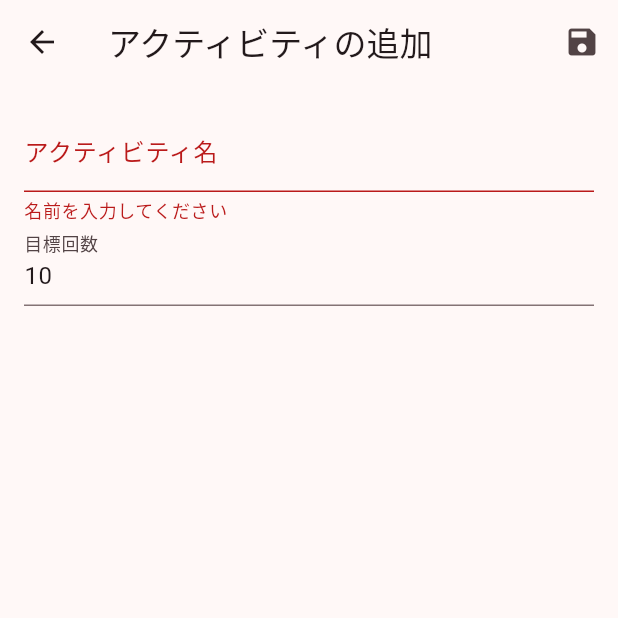
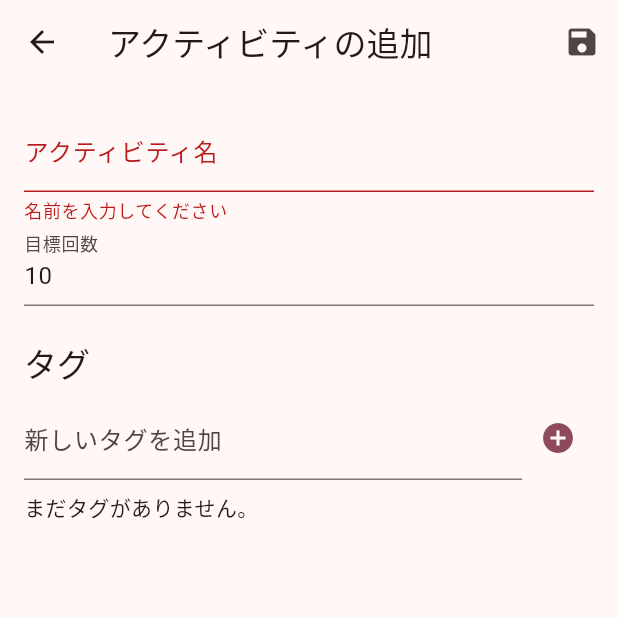
Before and after one commit to osero2000/nan_kore, a Flutter app: the ActivityEditScreen screen opened directly, after a tap on the "save" icon, on a phone screen of 412 x 824 dp, the top half of it. Run offline on Flutter 3.47's test engine with Material 3 defaults, Android fonts, the light colour scheme and no system bars; our stand-ins replace hive, hive_flutter; accounts and stored records are empty; generated files the repository leaves out were written again.

Commit message:
feat: タグの追加選択UIを実装

```diff
--- a/lib/screens/activity_edit_screen.dart
+++ b/lib/screens/activity_edit_screen.dart
@@ -14,6 +14,32 @@ class _ActivityEditScreenState extends State<ActivityEditScreen> {
   final _formKey = GlobalKey<FormState>();
   String _name = '';
   int _targetCount = 10;
+  final List<Tag> _selectedTags = [];
+  final _newTagController = TextEditingController();
+
+  void _addNewTag() {
+    final tagName = _newTagController.text.trim();
+    if (tagName.isEmpty) {
+      return;
+    }
+    final tagsBox = Hive.box<Tag>('tags');
+    // 同じ名前のタグが既にないかチェック
+    final alreadyExists = tagsBox.values.any((tag) => tag.name == tagName);
+    if (alreadyExists) {
+      ScaffoldMessenger.of(context).showSnackBar(
+        SnackBar(content: Text('タグ「$tagName」は既に存在します')),
+      );
+      return;
+    }
+
+    // とりあえずランダムな色を割り当てる！
+    final newTag = Tag(
+      name: tagName,
+      colorValue: (Colors.primaries..shuffle()).first.value,
+    );
+    tagsBox.add(newTag);
+    _newTagController.clear();
+  }
 
   void _saveForm() async {
     final isValid = _formKey.currentState!.validate();
@@ -23,19 +49,25 @@ class _ActivityEditScreenState extends State<ActivityEditScreen> {
     _formKey.currentState!.save();
 
     final activitiesBox = Hive.box<Activity>('activities');
-    // 今はまだタグ機能がないから、空っぽのリストを渡しておく！
     final tagsBox = Hive.box<Tag>('tags');
-    final emptyTagsList = HiveList<Tag>(tagsBox);
+    final activityTags = HiveList<Tag>(tagsBox);
+    activityTags.addAll(_selectedTags);
 
     final newActivity = Activity(
       name: _name,
       targetCount: _targetCount,
-      tags: emptyTagsList,
+      tags: activityTags,
     );
     await activitiesBox.add(newActivity);
 
     if (!mounted) return;
     Navigator.of(context).pop();
+  }
+
+  @override
+  void dispose() {
+    _newTagController.dispose();
+    super.dispose();
   }
 
   @override
@@ -54,7 +86,9 @@ class _ActivityEditScreenState extends State<ActivityEditScreen> {
         padding: const EdgeInsets.all(16.0),
         child: Form(
           key: _formKey,
+          child: SingleChildScrollView(
             child: Column(
+              crossAxisAlignment: CrossAxisAlignment.start,
               children: [
                 TextFormField(
                   decoration: const InputDecoration(labelText: 'アクティビティ名'),
@@ -86,8 +120,58 @@ class _ActivityEditScreenState extends State<ActivityEditScreen> {
                     _targetCount = int.parse(value!);
                   },
                 ),
-              // TODO: タグ選択UIを追加する
+                const SizedBox(height: 24),
+                Text('タグ', style: Theme.of(context).textTheme.titleLarge),
+                const SizedBox(height: 8),
+                // 新しいタグを追加するUI
+                Row(
+                  children: [
+                    Expanded(
+                      child: TextField(
+                        controller: _newTagController,
+                        decoration: const InputDecoration(labelText: '新しいタグを追加'),
+                      ),
+                    ),
+                    IconButton(
+                      icon: const Icon(Icons.add_circle),
+                      onPressed: _addNewTag,
+                      color: Theme.of(context).colorScheme.primary,
+                    ),
                   ],
+                ),
+                const SizedBox(height: 8),
+                // 既存のタグを選択するUI
+                ValueListenableBuilder<Box<Tag>>(
+                  valueListenable: Hive.box<Tag>('tags').listenable(),
+                  builder: (context, box, _) {
+                    final allTags = box.values.toList();
+                    if (allTags.isEmpty) {
+                      return const Text('まだタグがありません。');
+                    }
+                    return Wrap(
+                      spacing: 8.0,
+                      children: allTags.map((tag) {
+                        final isSelected =
+                            _selectedTags.any((selected) => selected.id == tag.id);
+                        return FilterChip(
+                          label: Text(tag.name),
+                          selected: isSelected,
+                          onSelected: (selected) {
+                            setState(() {
+                              if (selected) {
+                                _selectedTags.add(tag);
+                              } else {
+                                _selectedTags.removeWhere((t) => t.id == tag.id);
+                              }
+                            });
+                          },
+                        );
+                      }).toList(),
+                    );
+                  },
+                ),
+              ],
+            ),
           ),
         ),
       ),
```
Lines whose indentation alone changed are shown as unchanged.
